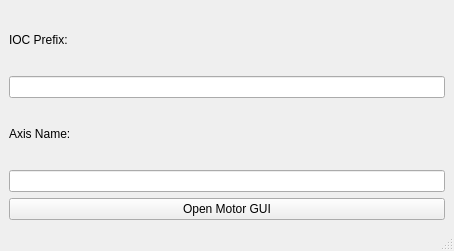
anderssandstrom/ecmccomgui, file ecmcMainWndDesigner.ui: the form before one commit.
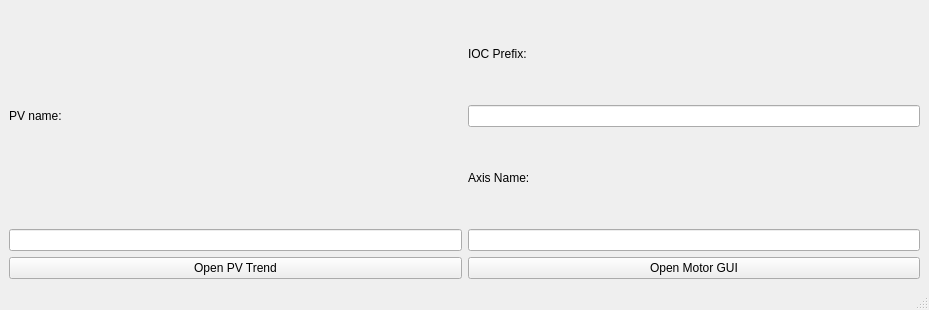
The form after the commit.

```diff
--- a/ecmcMainWndDesigner.ui
+++ b/ecmcMainWndDesigner.ui
@@ -6,8 +6,8 @@
    <rect>
     <x>0</x>
     <y>0</y>
-    <width>454</width>
-    <height>251</height>
+    <width>929</width>
+    <height>310</height>
    </rect>
   </property>
   <property name="windowTitle">
@@ -16,31 +16,60 @@
   <widget class="QWidget" name="centralwidget">
    <layout class="QGridLayout" name="gridLayout">
     <item row="0" column="0">
+     <layout class="QHBoxLayout" name="horizontalLayout">
+      <item>
+       <layout class="QVBoxLayout" name="pvLayout">
+        <item>
+         <widget class="QLabel" name="label_2">
+          <property name="text">
+           <string>PV name:</string>
+          </property>
+         </widget>
+        </item>
+        <item>
+         <widget class="QLineEdit" name="lineEdit"/>
+        </item>
+        <item>
+         <widget class="QPushButton" name="pbStartpvTrend">
+          <property name="text">
+           <string>Open PV Trend</string>
+          </property>
+         </widget>
+        </item>
+       </layout>
+      </item>
+      <item>
+       <layout class="QVBoxLayout" name="motorLayout">
+        <item>
      <widget class="QLabel" name="lblPrefix">
       <property name="text">
        <string>IOC Prefix:</string>
       </property>
      </widget>
     </item>
-    <item row="5" column="0">
-     <widget class="QPushButton" name="pbStartMotorGUI">
-      <property name="text">
-       <string>Open Motor GUI</string>
-      </property>
-     </widget>
-    </item>
-    <item row="4" column="0">
-     <widget class="QLineEdit" name="lineAxisName"/>
-    </item>
-    <item row="1" column="0">
+        <item>
      <widget class="QLineEdit" name="lineIOCPrefix"/>
     </item>
-    <item row="2" column="0">
+        <item>
      <widget class="QLabel" name="label">
       <property name="text">
        <string>Axis Name:</string>
       </property>
      </widget>
+        </item>
+        <item>
+         <widget class="QLineEdit" name="lineAxisName"/>
+        </item>
+        <item>
+         <widget class="QPushButton" name="pbStartMotorGUI">
+          <property name="text">
+           <string>Open Motor GUI</string>
+          </property>
+         </widget>
+        </item>
+       </layout>
+      </item>
+     </layout>
     </item>
    </layout>
   </widget>
```
Lines whose indentation alone changed are shown as unchanged.
